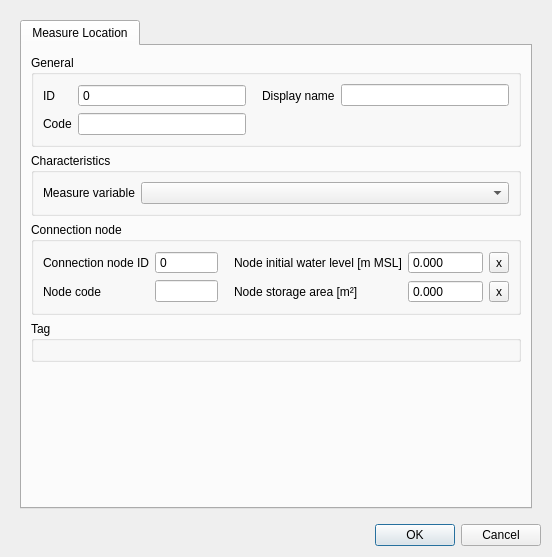
nens/threedi-schematisation-editor, file threedi_schematisation_editor/forms/ui/measure_location.ui: the form before one commit.
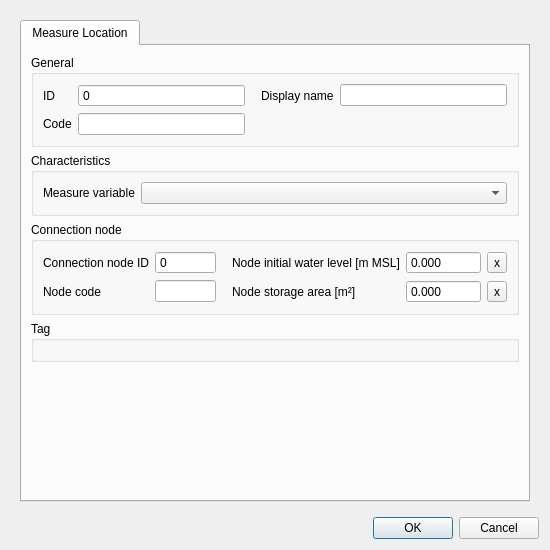
The form after the commit.

```diff
--- a/threedi_schematisation_editor/forms/ui/measure_location.ui
+++ b/threedi_schematisation_editor/forms/ui/measure_location.ui
@@ -6,8 +6,8 @@
    <rect>
     <x>0</x>
     <y>0</y>
-    <width>552</width>
-    <height>557</height>
+    <width>550</width>
+    <height>550</height>
    </rect>
   </property>
   <property name="windowTitle">
@@ -27,8 +27,8 @@
        <rect>
         <x>0</x>
         <y>0</y>
-        <width>534</width>
-        <height>510</height>
+        <width>532</width>
+        <height>503</height>
        </rect>
       </property>
       <layout class="QGridLayout" name="gridLayout_7">
```
Left out of the diff: 9 changed lines with no effect on the pictures.
